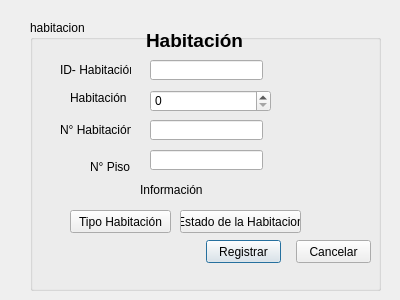
Qt form Sistema_de_Registro_de_Hotel/gui_habitacion.ui (JeffersonFarCar/Sistema-de-Registro-de-Hotel) before a commit.
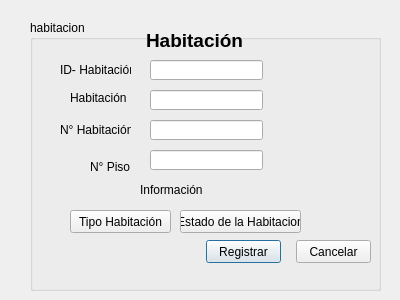
The same form after that commit.

Patch:
```diff
--- a/Sistema_de_Registro_de_Hotel/gui_habitacion.ui
+++ b/Sistema_de_Registro_de_Hotel/gui_habitacion.ui
@@ -192,13 +192,13 @@
      <string>Habitación</string>
     </property>
    </widget>
-   <widget class="QSpinBox" name="spinBox">
+   <widget class="QLineEdit" name="HABITA">
     <property name="geometry">
      <rect>
       <x>120</x>
       <y>70</y>
-      <width>121</width>
-      <height>22</height>
+      <width>113</width>
+      <height>20</height>
      </rect>
     </property>
    </widget>
```
